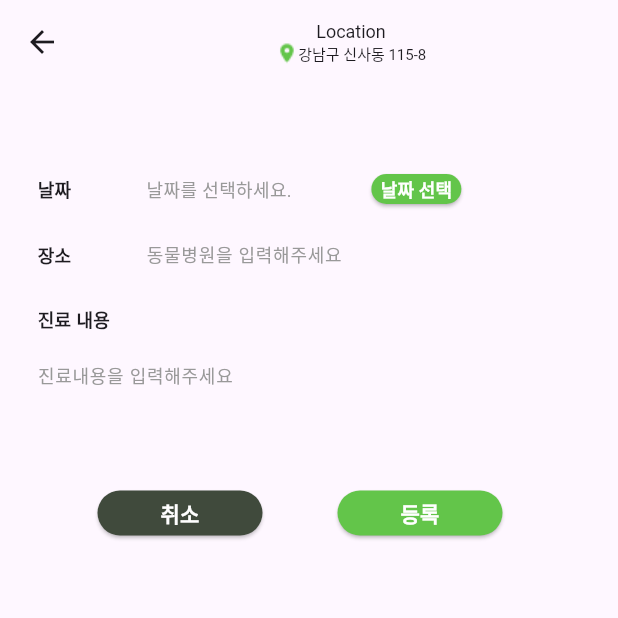
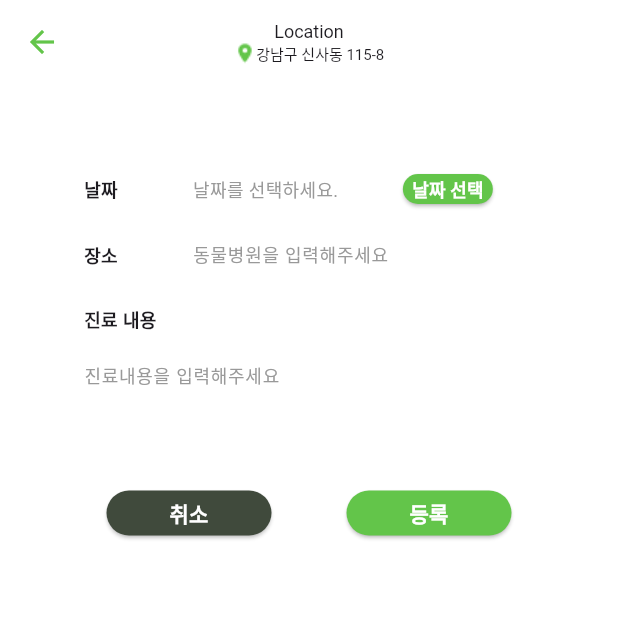
Before and after one commit to DogSick/DogSick, a Flutter app: the NewMemo screen opened by its route, on a phone screen of 412 x 824 dp, the top half of it. Run offline on Flutter 3.47's test engine with Material 3 defaults, Android fonts, the phone set to English and light mode, and no system bars; our stand-ins replace dio, flutter_dotenv, shared_preferences; missing offline and left inert: flutter_naver_map; accounts and stored records are empty; network calls fail.

Commit message:
[FEATURE][MEMO]memo_delete2

```diff
--- a/lib/newMemo.dart
+++ b/lib/newMemo.dart
@@ -1,5 +1,8 @@
 import 'package:dio/dio.dart';
 import 'package:flutter/material.dart';
+import 'package:shared_preferences/shared_preferences.dart';
+
+late SharedPreferences prefs;
 
 class NewMemo extends StatefulWidget {
   const NewMemo({super.key});
@@ -11,7 +14,6 @@ class NewMemo extends StatefulWidget {
 class _NewMemoState extends State<NewMemo> {
   final dio = Dio();
 
-  // final url = 'http://192.168.0.50:8080/mydog';
   final url = 'http://10.0.2.2:8080/mydog';
 
   DateTime? _selectedDate;
@@ -29,8 +31,13 @@ class _NewMemoState extends State<NewMemo> {
   @override
   Widget build(BuildContext context) {
     return Scaffold(
+      backgroundColor: Colors.white,
       appBar: AppBar(
+        backgroundColor: Colors.white,
         centerTitle: true,
+        leading: BackButton(
+          color: Color(0xff63C54A),
+        ),
         title: Column(
           children: [
             Text(
@@ -49,12 +56,20 @@ class _NewMemoState extends State<NewMemo> {
             )
           ],
         ),
+        actions: [
+          SizedBox(
+            width: 60,
+          ),
+        ],
       ),
       body: Container(
+        alignment: Alignment.center,
         margin: EdgeInsets.only(
           top: 60,
-          left: 25,
+          // left: 25,
         ),
+        child: SizedBox(
+          width: 300,
           child: Column(
             crossAxisAlignment: CrossAxisAlignment.start,
             children: [
@@ -77,7 +92,7 @@ class _NewMemoState extends State<NewMemo> {
                     ),
                   ),
                   SizedBox(
-                  width: 50,
+                    width: 40,
                   ),
                   SizedBox(
                     width: 60,
@@ -89,6 +104,9 @@ class _NewMemoState extends State<NewMemo> {
                           initialDate: DateTime.now(),
                           firstDate: DateTime(2000),
                           lastDate: DateTime.now(),
+                          helpText: '날짜를 선택하세요',
+                          cancelText: '취소',
+                          confirmText: '선택',
                         ).then((selectedDate) {
                           setState(() {
                             _selectedDate = selectedDate;
@@ -124,8 +142,7 @@ class _NewMemoState extends State<NewMemo> {
                     width: 50,
                   ),
                   SizedBox(
-                  width: 250,
-                  child: Flexible(
+                    width: 200,
                     child: TextField(
                       controller: _myDogLocation,
                       keyboardType: TextInputType.text,
@@ -143,7 +160,6 @@ class _NewMemoState extends State<NewMemo> {
                       ),
                     ),
                   ),
-                )
                 ],
               ),
               SizedBox(
@@ -157,10 +173,10 @@ class _NewMemoState extends State<NewMemo> {
                 height: 5,
               ),
               SizedBox(
-              width: 330,
+                width: 300,
                 height: 100,
-              child: Flexible(
                 child: TextField(
+                  maxLines: null,
                   controller: _myDogMemo,
                   keyboardType: TextInputType.text,
                   style: TextStyle(
@@ -177,12 +193,9 @@ class _NewMemoState extends State<NewMemo> {
                   ),
                 ),
               ),
-            ),
               Row(
+                mainAxisAlignment: MainAxisAlignment.center,
                 children: [
-                SizedBox(
-                  width: 40,
-                ),
                   SizedBox(
                     width: 110,
                     height: 30,
@@ -210,11 +223,13 @@ class _NewMemoState extends State<NewMemo> {
                     height: 30,
                     child: ElevatedButton(
                       onPressed: () async {
+                        prefs = await SharedPreferences.getInstance();
                         var response = await dio.post(url, data: {
                           'myDogCode': 0,
                           'myDogDate': _selectedDate.toString().split(' ')[0],
                           'myDogLocation': _myDogLocation!.value.text,
-                        'myDogMemo': _myDogMemo!.value.text
+                          'myDogMemo': _myDogMemo!.value.text,
+                          'myDogId': prefs.getString("identifier")
                         });
 
                         Navigator.popAndPushNamed(context, '/memoDetail',
@@ -238,6 +253,7 @@ class _NewMemoState extends State<NewMemo> {
             ],
           ),
         ),
+      ),
     );
   }
 }
--- a/pubspec.yaml
+++ b/pubspec.yaml
@@ -39,6 +39,7 @@ dependencies:
   flutter_dotenv: ^5.1.0
 #  geolocator: ^11.0.0
   dio: ^5.4.3+1
+  shared_preferences: ^2.2.3
 
 
 dev_dependencies:
@@ -52,7 +53,6 @@ dev_dependencies:
   # rules and activating additional ones.
   flutter_lints: ^3.0.0
   cupertino_icons: ^1.0.6
-  shared_preferences: ^2.2.3
 
 # For information on the generic Dart part of this file, see the
 # following page: https://dart.dev/tools/pub/pubspec
```
Also changed, not shown: lib/memo.dart (+43 -9 lines), lib/memoDetail.dart (+22 -10 lines). Lines whose indentation alone changed are shown as unchanged.
